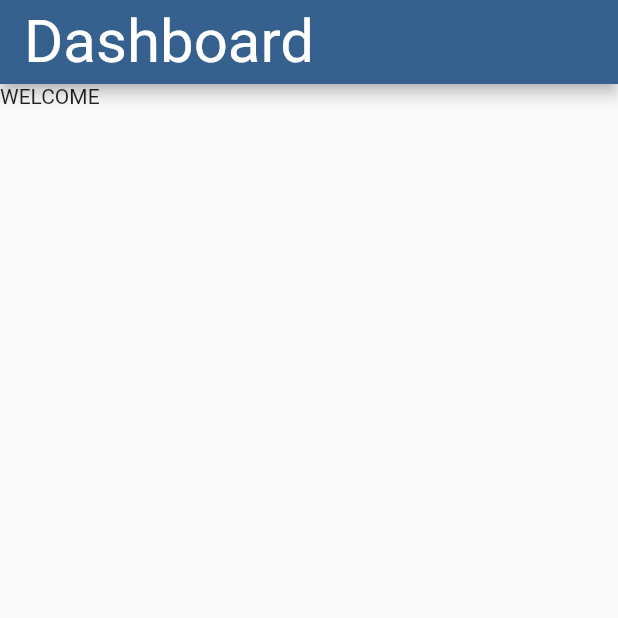
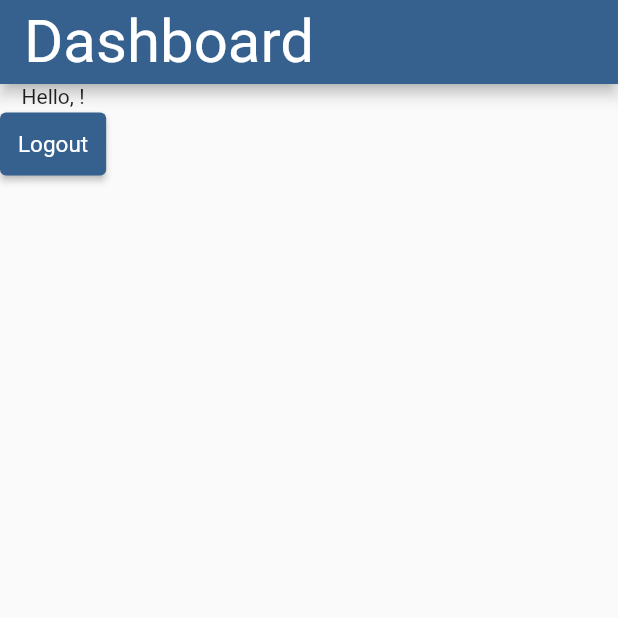
Before and after one commit to michaelpri10/Sleep-Buddy, a Flutter app: the DashboardHome screen opened directly, on a phone screen of 412 x 824 dp, the top half of it. Run offline on Flutter 3.47's test engine with Material 2 defaults, Android fonts, the phone set to English and light mode, and no system bars; our stand-ins replace flutter_easyloading, shared_preferences; accounts and stored records are empty; network calls fail.

Commit message:
Add user sessions to app

```diff
--- a/sleep_buddy_app/lib/dashboard.dart
+++ b/sleep_buddy_app/lib/dashboard.dart
@@ -1,5 +1,7 @@
 import 'package:flutter/material.dart';
 import 'package:provider/provider.dart';
+import 'package:shared_preferences/shared_preferences.dart';
+import 'package:sleep_buddy_app/http_service.dart';
 
 class Dashboard extends StatelessWidget {
   const Dashboard({super.key});
@@ -22,11 +24,40 @@ class Dashboard extends StatelessWidget {
 
 class DashboardState extends ChangeNotifier {}
 
-class DashboardHome extends StatelessWidget {
+class DashboardHome extends StatefulWidget {
   const DashboardHome({super.key});
 
   @override
+  State<DashboardHome> createState() => _DashboardHomeState();
+}
+
+class _DashboardHomeState extends State<DashboardHome> {
+  User _currentUser = const User();
+
+  void loadCurrentUser() async {
+    SharedPreferences prefs = await SharedPreferences.getInstance();
+    String email = (prefs.getString("current_user") ?? "");
+    User tempUser = await HttpService.getUserByEmail(email);
+
+    setState(() {
+      _currentUser = tempUser;
+    });
+  }
+
+  @override
+  void initState() {
+    super.initState();
+    loadCurrentUser();
+  }
+
+  @override
   Widget build(BuildContext context) {
+    ThemeData theme = Theme.of(context);
+    final ButtonStyle style = ElevatedButton.styleFrom(
+      textStyle: TextStyle(fontSize: 15, color: theme.colorScheme.onPrimary),
+      padding: const EdgeInsets.all(12),
+    );
+
     return Scaffold(
       appBar: AppBar(
         title: const Text("Dashboard"),
@@ -34,7 +65,19 @@ class DashboardHome extends StatelessWidget {
           fontSize: 40,
         ),
       ),
-      body: const Text("WELCOME"),
+      body: Column(
+        children: [
+          Text("Hello, ${_currentUser.name}!"),
+          ElevatedButton(
+            style: style,
+            onPressed: () async {
+              // Send logout API call
+              await HttpService.logout(_currentUser, context);
+            },
+            child: const Text("Logout"),
+          ),
+        ],
+      ),
     );
   }
 }
--- a/sleep_buddy_app/lib/http_service.dart
+++ b/sleep_buddy_app/lib/http_service.dart
@@ -2,16 +2,40 @@ import 'dart:convert';
 import 'package:flutter/material.dart';
 import 'package:flutter_easyloading/flutter_easyloading.dart';
 import 'package:http/http.dart' as http;
+import 'package:shared_preferences/shared_preferences.dart';
 import 'package:sleep_buddy_app/dashboard.dart';
+import 'package:sleep_buddy_app/login.dart';
+import 'package:sleep_buddy_app/register.dart';
+
+class User {
+  final String error;
+  final String name;
+  final String email;
+
+  const User({
+    this.error = "",
+    this.name = "",
+    this.email = "",
+  });
+
+  factory User.fromJson(Map<String, dynamic> json) {
+    return User(
+      error: json["error"] as String,
+      name: json["name"] as String,
+      email: json["email"] as String,
+    );
+  }
+}
 
 class HttpService {
   static final _client = http.Client();
   static final _registerUrl = Uri.parse("http://localhost:5000/register");
   static final _loginUrl = Uri.parse("http://localhost:5000/login");
+  static final _getUserUrl = Uri.parse("http://localhost:5000/get_user");
 
-  static register(username, email, password, context) async {
+  static register(name, email, password, context) async {
     http.Response response = await _client.post(_registerUrl, body: {
-      "username": username,
+      "name": name,
       "email": email,
       "password": password,
     });
@@ -20,8 +44,8 @@ class HttpService {
       var json = jsonDecode(response.body);
       if (json[0] == "register_success") {
         await EasyLoading.showSuccess(json[0]);
-        await Navigator.pushReplacement(context,
-            MaterialPageRoute(builder: (context) => const Dashboard()));
+        await Navigator.push(context,
+            MaterialPageRoute(builder: (context) => const LoginPage()));
       } else {
         await EasyLoading.showError(json[0]);
       }
@@ -41,6 +65,8 @@ class HttpService {
       var json = jsonDecode(response.body);
       if (json[0] == "login_success") {
         await EasyLoading.showSuccess(json[0]);
+        SharedPreferences pref = await SharedPreferences.getInstance();
+        pref.setString("current_user", email);
         await Navigator.pushReplacement(context,
             MaterialPageRoute(builder: (context) => const Dashboard()));
       } else {
@@ -51,4 +77,31 @@ class HttpService {
           "Error Code : ${response.statusCode.toString()}");
     }
   }
+
+  static logout(user, context) async {
+    SharedPreferences pref = await SharedPreferences.getInstance();
+    pref.remove("current_user");
+    await Navigator.pushReplacement(
+        context, MaterialPageRoute(builder: (context) => const RegisterPage()));
+    // pref.setString("current_user", email);
+  }
+
+  static Future<User> getUserByEmail(email) async {
+    User fetchedUser = const User();
+    http.Response response = await _client.post(_getUserUrl, body: {
+      "email": email,
+    });
+
+    if (response.statusCode == 200) {
+      var json = Map<String, dynamic>.from(jsonDecode(response.body));
+      fetchedUser = User.fromJson(json);
+      if (fetchedUser.error.isNotEmpty) {
+        await EasyLoading.showError("Error: ${fetchedUser.error}");
+      }
+    } else {
+      await EasyLoading.showError(
+          "Error Code: ${response.statusCode.toString()}");
+    }
+    return fetchedUser;
+  }
 }
--- a/sleep_buddy_app/lib/login.dart
+++ b/sleep_buddy_app/lib/login.dart
@@ -1,7 +1,6 @@
 import 'package:flutter/gestures.dart';
 import 'package:flutter/material.dart';
 import 'package:sleep_buddy_app/http_service.dart';
-// import 'package:provider/provider.dart';
 
 class LoginPage extends StatefulWidget {
   const LoginPage({super.key});
--- a/sleep_buddy_app/lib/main.dart
+++ b/sleep_buddy_app/lib/main.dart
@@ -1,15 +1,37 @@
 import 'package:flutter/material.dart';
 import 'package:flutter_easyloading/flutter_easyloading.dart';
 import 'package:provider/provider.dart';
+import 'package:sleep_buddy_app/dashboard.dart';
 import 'login.dart';
 import 'register.dart';
+import 'package:shared_preferences/shared_preferences.dart';
 
 void main() {
   runApp(const SleepBuddy());
 }
 
-class SleepBuddy extends StatelessWidget {
+class SleepBuddy extends StatefulWidget {
   const SleepBuddy({super.key});
+
+  @override
+  State<SleepBuddy> createState() => _SleepBuddyState();
+}
+
+class _SleepBuddyState extends State<SleepBuddy> {
+  String _currentUser = "";
+
+  void loadCurrentUser() async {
+    SharedPreferences prefs = await SharedPreferences.getInstance();
+    setState(() {
+      _currentUser = (prefs.getString("current_user") ?? "");
+    });
+  }
+
+  @override
+  void initState() {
+    super.initState();
+    loadCurrentUser();
+  }
 
   // This widget is the root of your application.
   @override
@@ -22,7 +44,7 @@ class SleepBuddy extends StatelessWidget {
           // useMaterial3: true,
           colorScheme: ColorScheme.fromSeed(seedColor: Colors.blue),
         ),
-        home: const RegisterPage(),
+        home: _currentUser.isEmpty ? const RegisterPage() : const Dashboard(),
         builder: EasyLoading.init(),
       ),
     );
--- a/sleep_buddy_app/pubspec.yaml
+++ b/sleep_buddy_app/pubspec.yaml
@@ -38,6 +38,7 @@ dependencies:
   provider: ^6.0.0
   http: any
   flutter_easyloading: ^3.0.5
+  shared_preferences: ^2.1.0
 
 dev_dependencies:
   flutter_test:
```
Also changed, not shown: sleep_buddy_app/lib/register.dart (+5 -7 lines), sleep_buddy_app/pubspec.lock, 15 other files.
